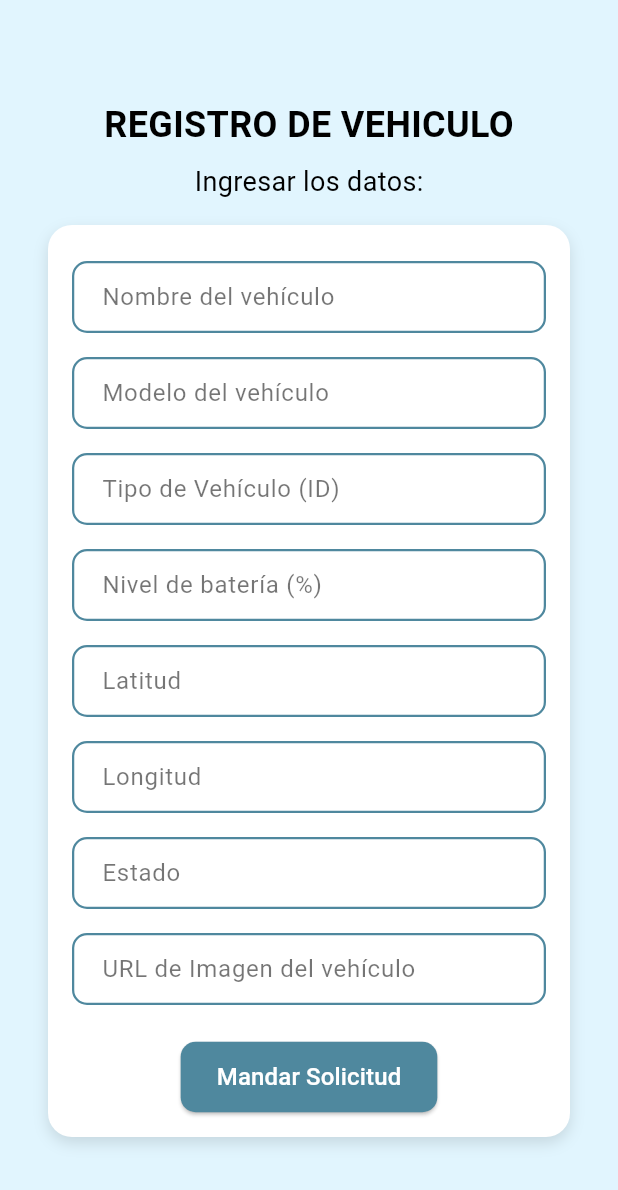
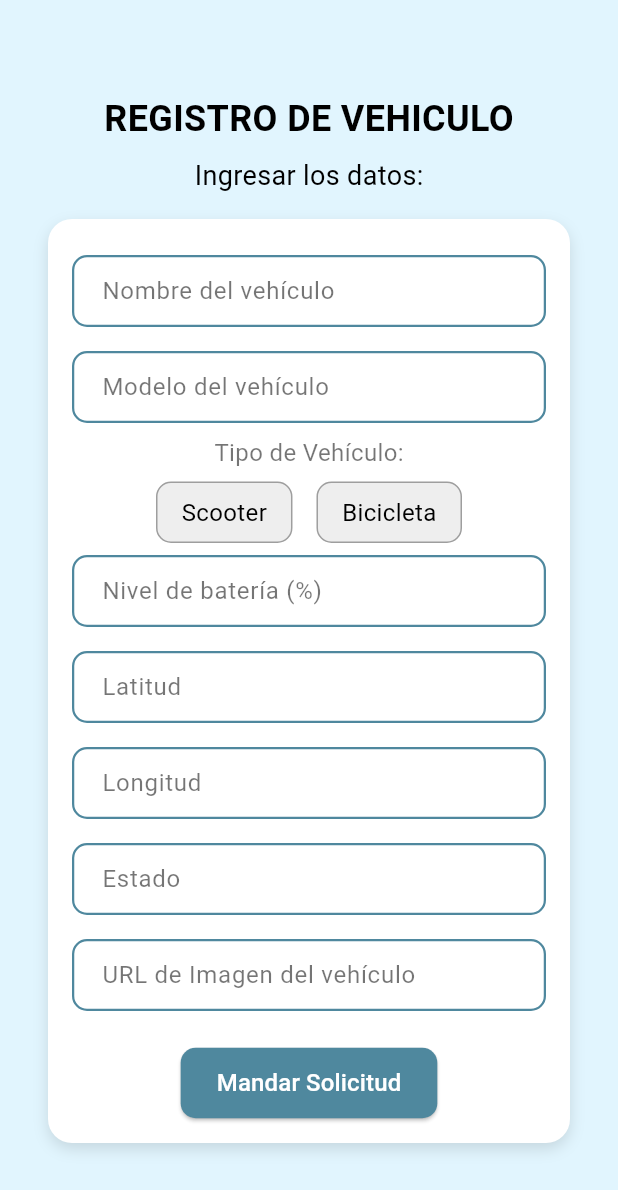
Before and after one commit to EcoGo-UPC-WX64/ecomove-mobile-app-flutter, a Flutter app: the VehicleRegisterScreen screen opened directly, on a phone screen of 412 x 824 dp. Shown: the top 1190 px of the screen. Run offline on Flutter 3.47's test engine with Material 3 defaults, Android fonts, the phone set to English and light mode, and no system bars; our stand-ins replace google_maps_flutter, location.

Commit message:
feat: add buttons to select type of vehicle

```diff
--- a/lib/vehicle_management/vehicle_register.dart
+++ b/lib/vehicle_management/vehicle_register.dart
@@ -1,9 +1,13 @@
 import 'package:flutter/material.dart';
 import '../services/api_service.dart';
 
-class VehicleRegisterScreen extends StatelessWidget {
+class VehicleRegisterScreen extends StatefulWidget {
+  @override
+  _VehicleRegisterScreenState createState() => _VehicleRegisterScreenState();
+}
+
+class _VehicleRegisterScreenState extends State<VehicleRegisterScreen> {
   final TextEditingController nameController = TextEditingController();
-  final TextEditingController typeController = TextEditingController();
   final TextEditingController batteryLevelController = TextEditingController();
   final TextEditingController latitudeController = TextEditingController();
   final TextEditingController longitudeController = TextEditingController();
@@ -13,18 +17,20 @@ class VehicleRegisterScreen extends StatelessWidget {
 
   final ApiService apiService = ApiService();
 
+  int? ecoVehicleTypeId;
+
   void registerVehicle(BuildContext context) async {
     try {
       Map<String, dynamic> vehicleData = {
         "model": modelController.text,
-        "ecoVehicleTypeId": int.tryParse(typeController.text) ?? 0,
+        "ecoVehicleTypeId": ecoVehicleTypeId ?? 0,
         "batteryLevel": int.tryParse(batteryLevelController.text) ?? 0,
         "latitude": double.tryParse(latitudeController.text) ?? 0.0,
         "longitude": double.tryParse(longitudeController.text) ?? 0.0,
         "status": statusController.text,
         "imageUrl": imageUrlController.text,
+        "ecoVehicleName": nameController.text,
         "userId": apiService.userId,
-        "ecoVehicleName": nameController.text,
       };
 
       await apiService.registerVehicle(vehicleData);
@@ -87,9 +93,38 @@ class VehicleRegisterScreen extends StatelessWidget {
                       InputField(
                           label: 'Modelo del vehículo',
                           controller: modelController),
-                      InputField(
-                          label: 'Tipo de Vehículo (ID)',
-                          controller: typeController),
+                      Text(
+                        'Tipo de Vehículo:',
+                        style: TextStyle(
+                          fontSize: 16,
+                          color: Colors.black54,
+                        ),
+                      ),
+                      SizedBox(height: 8),
+                      Row(
+                        mainAxisAlignment: MainAxisAlignment.center,
+                        children: [
+                          ChoiceButton(
+                            label: 'Scooter',
+                            isSelected: ecoVehicleTypeId == 1,
+                            onTap: () {
+                              setState(() {
+                                ecoVehicleTypeId = 1;
+                              });
+                            },
+                          ),
+                          SizedBox(width: 16),
+                          ChoiceButton(
+                            label: 'Bicicleta',
+                            isSelected: ecoVehicleTypeId == 2,
+                            onTap: () {
+                              setState(() {
+                                ecoVehicleTypeId = 2;
+                              });
+                            },
+                          ),
+                        ],
+                      ),
                       InputField(
                           label: 'Nivel de batería (%)',
                           controller: batteryLevelController),
@@ -171,3 +206,39 @@ class InputField extends StatelessWidget {
     );
   }
 }
+
+class ChoiceButton extends StatelessWidget {
+  final String label;
+  final bool isSelected;
+  final VoidCallback onTap;
+
+  const ChoiceButton({
+    required this.label,
+    required this.isSelected,
+    required this.onTap,
+  });
+
+  @override
+  Widget build(BuildContext context) {
+    return GestureDetector(
+      onTap: onTap,
+      child: Container(
+        padding: EdgeInsets.symmetric(horizontal: 16, vertical: 8),
+        decoration: BoxDecoration(
+          color: isSelected ? Color(0xFF4F889E) : Colors.grey[200],
+          borderRadius: BorderRadius.circular(10),
+          border: Border.all(
+            color: isSelected ? Color(0xFF4F889E) : Colors.grey,
+          ),
+        ),
+        child: Text(
+          label,
+          style: TextStyle(
+            fontSize: 16,
+            color: isSelected ? Colors.white : Colors.black,
+          ),
+        ),
+      ),
+    );
+  }
+}
```
